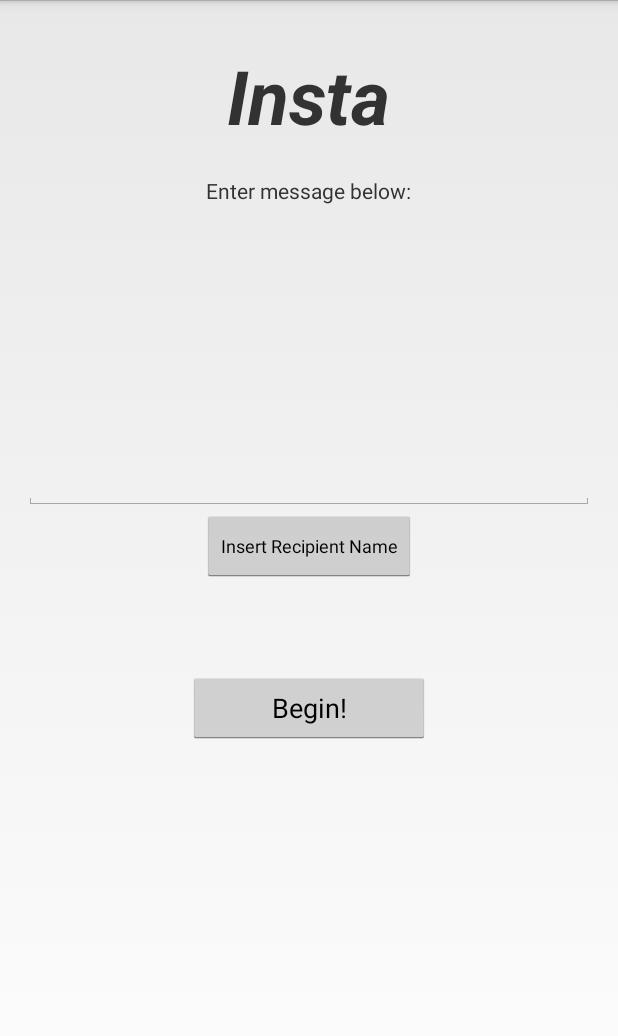
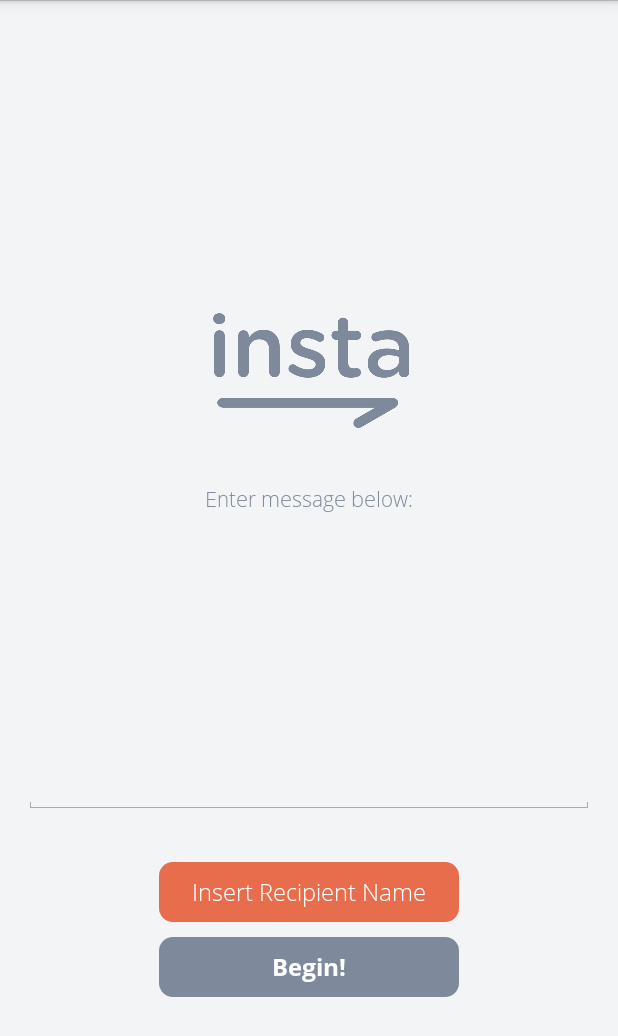
Before and after one commit to umeshkumarkhanna/Insta, an Android app: the screen it shows after launch (MainActivity), on a phone screen of 412 x 824 dp. Shown: the top 1036 px of the screen. Run offline under Robolectric (Android 15) with nearby library versions, the phone set to English and light mode, and no system bars.

Commit message:
Make UI attractive

```diff
--- a/app/src/main/AndroidManifest.xml
+++ b/app/src/main/AndroidManifest.xml
@@ -35,9 +35,10 @@
         </activity>
         <activity
             android:name=".ChooseContacts"
-            android:label="@string/app_name" >
+            android:label="Choose contacts" >
         </activity>
         <activity
+            android:theme="@android:style/Theme.Holo.Light.NoActionBar"
             android:name=".ConfirmationActivity"
             android:label="@string/title_activity_confirmation" >
         </activity>
--- a/app/src/main/java/ca/umeshkhanna/insta/ChooseContacts.java
+++ b/app/src/main/java/ca/umeshkhanna/insta/ChooseContacts.java
@@ -33,6 +33,7 @@ public class ChooseContacts extends Activity {
     protected void onCreate(Bundle savedInstanceState) {
         super.onCreate(savedInstanceState);
         setContentView(R.layout.activity_choose_contacts);
+
 
         message = getIntent().getStringExtra("MESSAGE_FROM_USER");
 
--- a/app/src/main/java/ca/umeshkhanna/insta/ConfirmationActivity.java
+++ b/app/src/main/java/ca/umeshkhanna/insta/ConfirmationActivity.java
@@ -1,9 +1,13 @@
 package ca.umeshkhanna.insta;
 
 import android.app.Activity;
+import android.graphics.Typeface;
+import android.os.Build;
 import android.os.Bundle;
 import android.telephony.gsm.SmsManager;
 import android.view.View;
+import android.view.Window;
+import android.view.WindowManager;
 import android.widget.TextView;
 import android.app.AlertDialog;
 import android.content.DialogInterface;
@@ -19,14 +23,31 @@ public class ConfirmationActivity extends Activity {
         super.onCreate(savedInstanceState);
         setContentView(R.layout.activity_confirmation);
 
+        if (Build.VERSION.SDK_INT >= Build.VERSION_CODES.KITKAT) {
+            Window win = getWindow();
+            win.setFlags (WindowManager.LayoutParams.FLAG_TRANSLUCENT_NAVIGATION, WindowManager.LayoutParams.FLAG_TRANSLUCENT_NAVIGATION);
+            win.setFlags (WindowManager.LayoutParams.FLAG_TRANSLUCENT_STATUS, WindowManager.LayoutParams.FLAG_TRANSLUCENT_STATUS);
+        }
+
+        Typeface openSansLight = Typeface.createFromAsset(getAssets(), "OpenSans-Light.ttf");
+        Typeface openSansBold = Typeface.createFromAsset(getAssets(), "OpenSans-Bold.ttf");
+        Typeface openSansRegular = Typeface.createFromAsset(getAssets(), "OpenSans-Regular.ttf");
+
+        TextView messagePreviewTitle = (TextView)findViewById(R.id.preview_message_title);
+        messagePreviewTitle.setTypeface(openSansBold);
+        TextView recipientsPreviewTitle = (TextView)findViewById(R.id.preview_recipients_title);
+        recipientsPreviewTitle.setTypeface(openSansBold);
+
         message = getIntent().getStringExtra("MESSAGE_FROM_USER");
         contactList = new ArrayList<Contact>();
         contactList = (ArrayList<Contact>)getIntent().getSerializableExtra("CONTACT_LIST");
 
         TextView messagePreview = (TextView)findViewById(R.id.message_preview);
         messagePreview.setText(message);
+        messagePreview.setTypeface(openSansLight);
 
         TextView recipientsPreview = (TextView)findViewById(R.id.recipients_preview);
+        recipientsPreview.setTypeface(openSansLight);
         String recipientsList = "";
         for (Contact c : contactList) {
             if (c.isChecked()) {
--- a/app/src/main/java/ca/umeshkhanna/insta/MainActivity.java
+++ b/app/src/main/java/ca/umeshkhanna/insta/MainActivity.java
@@ -1,23 +1,16 @@
 package ca.umeshkhanna.insta;
 
 import android.app.Activity;
-import android.app.AlertDialog;
-import android.content.Context;
 import android.content.Intent;
 import android.os.Bundle;
-import android.text.InputType;
-import android.view.Menu;
-import android.view.MenuItem;
 import android.view.View;
+import android.widget.Button;
 import android.widget.EditText;
-import android.widget.LinearLayout;
-import android.widget.Button;
-import android.widget.Toast;
-import android.view.View.OnClickListener;
-import android.app.AlertDialog;
-
-import java.util.ArrayList;
-
+import android.graphics.Typeface;
+import android.widget.TextView;
+import android.os.Build;
+import android.view.Window;
+import android.view.WindowManager;
 
 public class MainActivity extends Activity {
 
@@ -27,9 +20,27 @@ public class MainActivity extends Activity {
     protected void onCreate(Bundle savedInstanceState) {
         super.onCreate(savedInstanceState);
         setContentView(R.layout.activity_main);
+        if (Build.VERSION.SDK_INT >= Build.VERSION_CODES.KITKAT) {
+            Window win = getWindow();
+            win.setFlags (WindowManager.LayoutParams.FLAG_TRANSLUCENT_NAVIGATION, WindowManager.LayoutParams.FLAG_TRANSLUCENT_NAVIGATION);
+            win.setFlags (WindowManager.LayoutParams.FLAG_TRANSLUCENT_STATUS, WindowManager.LayoutParams.FLAG_TRANSLUCENT_STATUS);
+        }
 
         messageInput = (EditText)findViewById(R.id.message);
         beginButton = (Button)findViewById(R.id.beginButton);
+
+        Typeface openSansLight = Typeface.createFromAsset(getAssets(), "OpenSans-Light.ttf");
+        Typeface openSansBold = Typeface.createFromAsset(getAssets(), "OpenSans-Bold.ttf");
+        Typeface openSansRegular = Typeface.createFromAsset(getAssets(), "OpenSans-Regular.ttf");
+
+        TextView prompt = (TextView)findViewById(R.id.prompt);
+        Button inputRecipient = (Button)findViewById(R.id.insertRecipient);
+
+        prompt.setTypeface(openSansLight);
+        inputRecipient.setTypeface(openSansLight);
+        beginButton.setTypeface(openSansBold);
+        messageInput.setTypeface(openSansRegular);
+
     }
 
     public void userClicked(View view){
--- /dev/null
+++ b/app/src/main/res/drawable/custom_btn.xml
@@ -0,0 +1,14 @@
+<?xml version="1.0" encoding="utf-8"?>
+<shape xmlns:android="http://schemas.android.com/apk/res/android"
+    android:shape="rectangle">
+    <corners android:radius="9dp" />
+    <solid android:color="#e86d4c" />
+    <padding
+        android:left="0dp"
+        android:top="0dp"
+        android:right="0dp"
+        android:bottom="0dp" />
+    <size
+        android:width="270dp"
+        android:height="60dp" />
+</shape>
--- /dev/null
+++ b/app/src/main/res/drawable/custom_btn2.xml
@@ -0,0 +1,14 @@
+<?xml version="1.0" encoding="utf-8"?>
+<shape xmlns:android="http://schemas.android.com/apk/res/android"
+    android:shape="rectangle">
+    <corners android:radius="9dp" />
+    <solid android:color="#7e899b" />
+    <padding
+        android:left="0dp"
+        android:top="0dp"
+        android:right="0dp"
+        android:bottom="0dp" />
+    <size
+        android:width="270dp"
+        android:height="60dp" />
+</shape>
--- a/app/src/main/res/layout/activity_confirmation.xml
+++ b/app/src/main/res/layout/activity_confirmation.xml
@@ -3,19 +3,24 @@
     android:layout_height="match_parent" android:paddingLeft="@dimen/activity_horizontal_margin"
     android:paddingRight="@dimen/activity_horizontal_margin"
     android:paddingTop="@dimen/activity_vertical_margin"
+    android:background="#f3f4f6"
+    android:gravity="center"
     android:paddingBottom="@dimen/activity_vertical_margin"
     android:orientation="vertical"
     tools:context="ca.umeshkhanna.insta.ConfirmationActivity">
 
     <TextView
         android:text="Preview message:"
+        android:textColor="#7e899b"
         android:layout_width="fill_parent"
         android:layout_height="wrap_content"
         android:layout_marginLeft="16dp"
+        android:id="@+id/preview_message_title"
         android:textSize="30dp" />
     <TextView
         android:layout_width="fill_parent"
         android:minHeight="100dp"
+        android:textColor="#7e899b"
         android:layout_height="wrap_content"
         android:layout_marginTop="16dp"
         android:layout_marginRight="16dp"
@@ -25,6 +30,8 @@
         android:text="message"/>
     <TextView
         android:text="Sending to:"
+        android:textColor="#7e899b"
+        android:id="@+id/preview_recipients_title"
         android:layout_marginLeft="16dp"
         android:layout_marginTop="48dp"
         android:layout_width="fill_parent"
@@ -33,6 +40,7 @@
     <TextView
         android:layout_width="fill_parent"
         android:minHeight="100dp"
+        android:textColor="#7e899b"
         android:layout_height="wrap_content"
         android:layout_marginTop="16dp"
         android:layout_marginRight="16dp"
@@ -43,8 +51,10 @@
     <Button
         android:layout_marginTop="48dp"
         android:layout_width="200dp"
-        android:layout_height="wrap_content"
-        android:text="Send"
+        android:layout_height="40dp"
+        android:background="@drawable/custom_btn2"
+        android:textColor="#FFF"
+        android:text="Send!"
         android:id="@+id/send"
         android:onClick="confirmSendMessage"
         android:layout_gravity="center_horizontal" />
--- a/app/src/main/res/layout/activity_main.xml
+++ b/app/src/main/res/layout/activity_main.xml
@@ -8,16 +8,15 @@
     android:layout_centerVertical="true"
     android:layout_alignParentLeft="true"
     android:layout_alignParentStart="true"
-    android:weightSum="1">
+    android:background="#f3f4f6"
+    android:weightSum="1"
+    android:gravity="center">
 
 
-    <TextView
+    <ImageView
         android:layout_width="wrap_content"
         android:layout_height="wrap_content"
-        android:text="Insta"
-        android:textStyle="bold|italic"
-        android:id="@+id/textView3"
-        android:textAlignment="center"
+        android:src="@drawable/logo"
         android:layout_gravity="center_horizontal"
         android:gravity="center"
         android:textSize="50dp"
@@ -27,6 +26,8 @@
     <TextView
         android:layout_marginTop="20dp"
         android:layout_width="wrap_content"
+        android:textColor="#7e899b"
+        android:id="@+id/prompt"
         android:layout_height="wrap_content"
         android:text="Enter message below:"
         android:layout_gravity="center"/>
@@ -36,25 +37,33 @@
         android:layout_height="wrap_content"
         android:id="@+id/message"
         android:layout_weight="0.24"
+        android:textColor="#5d6572"
         android:minHeight="100dp"
         android:layout_marginLeft="16dp"
         android:layout_marginRight="16dp"
         />
     <Button
-        android:layout_width="wrap_content"
-        android:layout_height="wrap_content"
+        android:layout_marginTop="32dp"
         android:text="Insert Recipient Name"
-        android:textSize="12dp"
+        android:textColor="#FFF"
+        android:textSize="16dp"
+        android:layout_width="200dp"
+        android:layout_height="40dp"
+        android:id="@+id/insertRecipient"
+        android:background="@drawable/custom_btn"
         android:onClick="insertRecipientName"
         android:layout_gravity="center_horizontal"/>
     <Button
-        android:layout_width="161dp"
-        android:layout_height="wrap_content"
+        android:layout_width="200dp"
+        android:layout_height="40dp"
+        android:background="@drawable/custom_btn2"
+        android:textColor="#FFF"
+        android:textSize="16dp"
         android:text="Begin!"
         android:id="@+id/beginButton"
         android:layout_gravity="center_horizontal"
         android:layout_marginBottom="0dp"
-        android:layout_marginTop="60dp"
+        android:layout_marginTop="10dp"
         android:onClick="userClicked"/>
 
 </LinearLayout>
```
Also changed, not shown: app/src/main/assets/OpenSans-Bold.ttf (added), app/src/main/assets/OpenSans-Light.ttf (added), app/src/main/assets/OpenSans-Regular.ttf (added), app/src/main/res/drawable-hdpi/ic_launcher.png, app/src/main/res/drawable-mdpi/ic_launcher.png, app/src/main/res/drawable-xhdpi/ic_launcher.png, app/src/main/res/drawable-xxhdpi/ic_launcher.png, app/src/main/res/drawable-xxhdpi/logo.png (added), app/src/main/res/drawable/icon.png (added).
